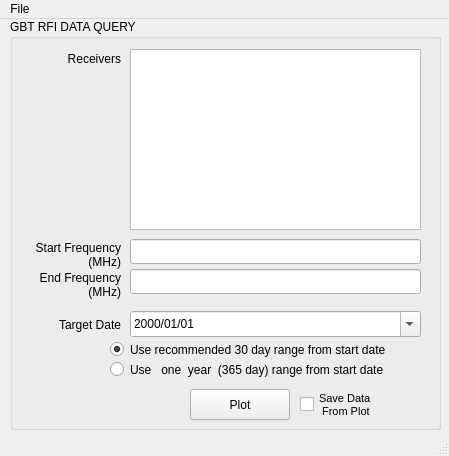
Old version of the form gbt_rfi_gui/RFI_GUI.ui in the repository mahmoud-hallak/gbt-rfi-gui.
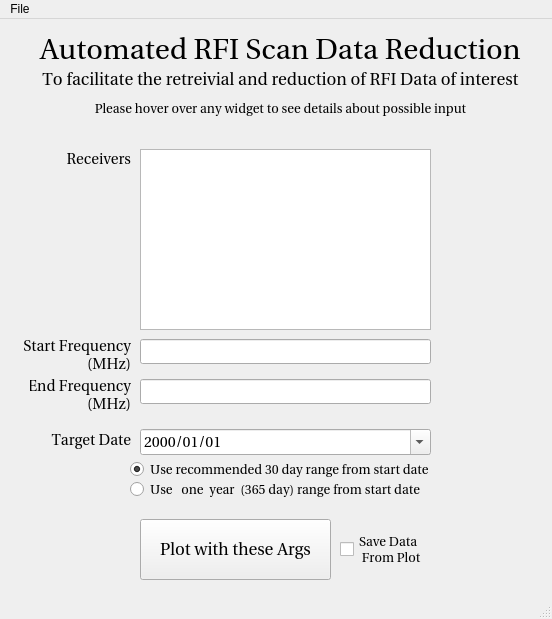
New version of the form.

Commit message: Adding the hover text and making cosmetic adjustments

```diff
--- a/gbt_rfi_gui/RFI_GUI.ui
+++ b/gbt_rfi_gui/RFI_GUI.ui
@@ -6,50 +6,68 @@
    <rect>
     <x>0</x>
     <y>0</y>
-    <width>449</width>
-    <height>456</height>
+    <width>552</width>
+    <height>619</height>
    </rect>
   </property>
   <property name="windowTitle">
    <string>GBT_RFI_DATA_QUERY</string>
   </property>
   <widget class="QWidget" name="centralwidget">
-   <widget class="QGroupBox" name="groupBox">
+   <widget class="QLineEdit" name="start_frequency">
     <property name="geometry">
      <rect>
-      <x>10</x>
-      <y>0</y>
-      <width>431</width>
-      <height>411</height>
-     </rect>
-    </property>
-    <property name="title">
-     <string>GBT RFI DATA QUERY</string>
-    </property>
-    <widget class="QListWidget" name="receivers">
-     <property name="geometry">
-      <rect>
-       <x>120</x>
-       <y>30</y>
+      <x>140</x>
+      <y>320</y>
        <width>291</width>
-       <height>181</height>
-      </rect>
-     </property>
-     <property name="selectionMode">
-      <enum>QAbstractItemView::MultiSelection</enum>
-     </property>
-    </widget>
-    <widget class="QLabel" name="label">
+      <height>25</height>
+     </rect>
+    </property>
+    <property name="toolTip">
+     <string>&lt;html&gt;&lt;head/&gt;&lt;body&gt;&lt;p&gt;Beginning frequency of interest (Minimum Frequency)&lt;/p&gt;&lt;/body&gt;&lt;/html&gt;</string>
+    </property>
+   </widget>
+   <widget class="QCheckBox" name="saveData">
      <property name="geometry">
       <rect>
-       <x>20</x>
-       <y>30</y>
+      <x>340</x>
+      <y>515</y>
        <width>91</width>
-       <height>20</height>
-      </rect>
-     </property>
+      <height>31</height>
+     </rect>
+    </property>
+    <property name="font">
+     <font>
+      <family>Utopia</family>
+      <pointsize>10</pointsize>
+     </font>
+    </property>
+    <property name="toolTip">
+     <string>&lt;html&gt;&lt;head/&gt;&lt;body&gt;&lt;p&gt;If this box is checked, the data from this query will be saved to a csv file. &lt;/p&gt;&lt;p&gt;User will be prompted to provide the location and name of the resultant file&lt;/p&gt;&lt;/body&gt;&lt;/html&gt;</string>
+    </property>
      <property name="text">
-      <string>Receivers</string>
+     <string>Save Data
+ From Plot</string>
+    </property>
+   </widget>
+   <widget class="QLabel" name="label_4">
+    <property name="geometry">
+     <rect>
+      <x>30</x>
+      <y>350</y>
+      <width>101</width>
+      <height>51</height>
+     </rect>
+    </property>
+    <property name="font">
+     <font>
+      <family>Utopia</family>
+      <pointsize>11</pointsize>
+     </font>
+    </property>
+    <property name="text">
+     <string>End Frequency
+ (MHz)</string>
      </property>
      <property name="alignment">
       <set>Qt::AlignRight|Qt::AlignTrailing|Qt::AlignVCenter</set>
@@ -58,12 +76,18 @@
     <widget class="QLabel" name="label_2">
      <property name="geometry">
       <rect>
-       <x>20</x>
-       <y>290</y>
+      <x>40</x>
+      <y>405</y>
        <width>91</width>
        <height>31</height>
       </rect>
      </property>
+    <property name="font">
+     <font>
+      <family>Utopia</family>
+      <pointsize>11</pointsize>
+     </font>
+    </property>
      <property name="text">
       <string>Target Date</string>
      </property>
@@ -74,12 +98,21 @@
     <widget class="QDateEdit" name="target_date">
      <property name="geometry">
       <rect>
-       <x>120</x>
-       <y>292</y>
+      <x>140</x>
+      <y>410</y>
        <width>291</width>
        <height>26</height>
       </rect>
      </property>
+    <property name="font">
+     <font>
+      <family>Utopia</family>
+      <pointsize>11</pointsize>
+     </font>
+    </property>
+    <property name="toolTip">
+     <string>&lt;html&gt;&lt;head/&gt;&lt;body&gt;&lt;p&gt;The date of interest. &lt;/p&gt;&lt;p&gt;If no data in specified time range, &lt;span style=&quot; font-weight:600; font-style:italic;&quot;&gt;most recent session with data&lt;/span&gt; will be retreived and reduced&lt;/p&gt;&lt;p&gt;Use the date range to specify how far &lt;span style=&quot; font-weight:600;&quot;&gt;back in time &lt;/span&gt;from target date you are interested in retreiving data&lt;/p&gt;&lt;p&gt;Target Date can be in past, present or future&lt;/p&gt;&lt;/body&gt;&lt;/html&gt;</string>
+    </property>
      <property name="displayFormat">
       <string>yyyy/MM/dd</string>
      </property>
@@ -87,38 +120,82 @@
       <bool>true</bool>
      </property>
     </widget>
-    <widget class="QLineEdit" name="start_frequency">
+   <widget class="QListWidget" name="receivers">
      <property name="geometry">
       <rect>
-       <x>120</x>
-       <y>220</y>
+      <x>140</x>
+      <y>130</y>
        <width>291</width>
-       <height>25</height>
-      </rect>
-     </property>
-    </widget>
-    <widget class="QLineEdit" name="end_frequency">
+      <height>181</height>
+     </rect>
+    </property>
+    <property name="toolTip">
+     <string>&lt;html&gt;&lt;head/&gt;&lt;body&gt;&lt;p&gt;Prime Focus 1 -&amp;gt; PF342: 290-395 MHz -&amp;gt; PF800: 680-920 MHz&lt;/p&gt;&lt;p&gt;Rcvr1_2 -&amp;gt; L-band: 1.15-1.73 GHz&lt;/p&gt;&lt;p&gt;Rcvr2_3 -&amp;gt; S-band: 1.73-2.60 GHz&lt;/p&gt;&lt;p&gt;Rcvr4_6 -&amp;gt; C-band: 3.8-7.8 GHz&lt;/p&gt;&lt;p&gt;Rcvr8_10 -&amp;gt; X-band: 7.8-11.6 GHz&lt;/p&gt;&lt;p&gt;Rcvr12_18 -&amp;gt; Ku-band: 12.0-15.4 GHz&lt;/p&gt;&lt;p&gt;RcvrArray18_26 -&amp;gt; K-band Focal Plane Array: 18.0-27.5 GHz&lt;/p&gt;&lt;p&gt;Rcvr26_40 -&amp;gt; Ka-band: 26.0-39.5 GHz&lt;/p&gt;&lt;p&gt;Rcvr40_52 -&amp;gt; Q-band: 39.2-50.5 GHz&lt;/p&gt;&lt;/body&gt;&lt;/html&gt;</string>
+    </property>
+    <property name="selectionMode">
+     <enum>QAbstractItemView::MultiSelection</enum>
+    </property>
+   </widget>
+   <widget class="QRadioButton" name="radioButtonY">
      <property name="geometry">
       <rect>
-       <x>120</x>
-       <y>250</y>
-       <width>291</width>
-       <height>25</height>
-      </rect>
+      <x>130</x>
+      <y>460</y>
+      <width>311</width>
+      <height>21</height>
+     </rect>
+    </property>
+    <property name="font">
+     <font>
+      <family>Utopia</family>
+      <pointsize>10</pointsize>
+     </font>
+    </property>
+    <property name="toolTip">
+     <string>&lt;html&gt;&lt;head/&gt;&lt;body&gt;&lt;p&gt;Use the date range to specify how far &lt;span style=&quot; font-weight:600;&quot;&gt;back in time &lt;/span&gt;from target date you are interested in retreiving data&lt;/p&gt;&lt;p&gt;&lt;br/&gt;&lt;/p&gt;&lt;p&gt;If this button is selected data &lt;span style=&quot; font-weight:600; font-style:italic;&quot;&gt;365 days / 1 year prior &lt;/span&gt;to target date will be retreived&lt;/p&gt;&lt;/body&gt;&lt;/html&gt;</string>
+    </property>
+    <property name="text">
+     <string>Use   one  year  (365 day) range from start date</string>
+    </property>
+   </widget>
+   <widget class="QRadioButton" name="radioButtonM">
+    <property name="geometry">
+     <rect>
+      <x>130</x>
+      <y>440</y>
+      <width>311</width>
+      <height>21</height>
+     </rect>
+    </property>
+    <property name="font">
+     <font>
+      <family>Utopia</family>
+      <pointsize>10</pointsize>
+     </font>
+    </property>
+    <property name="toolTip">
+     <string>&lt;html&gt;&lt;head/&gt;&lt;body&gt;&lt;p&gt;Use the date range to specify how far &lt;span style=&quot; font-weight:600;&quot;&gt;back in time &lt;/span&gt;from target date you are interested in retreiving data&lt;/p&gt;&lt;p&gt;&lt;br/&gt;&lt;/p&gt;&lt;p&gt;If this button is selected data &lt;span style=&quot; font-weight:600; font-style:italic;&quot;&gt;30 days prior &lt;/span&gt;to target date will be retreived&lt;/p&gt;&lt;/body&gt;&lt;/html&gt;</string>
+    </property>
+    <property name="text">
+     <string>Use recommended 30 day range from start date</string>
+    </property>
+    <property name="checked">
+     <bool>true</bool>
      </property>
     </widget>
     <widget class="QLabel" name="label_3">
      <property name="geometry">
       <rect>
-       <x>0</x>
-       <y>210</y>
+      <x>20</x>
+      <y>310</y>
        <width>111</width>
        <height>51</height>
       </rect>
      </property>
      <property name="font">
       <font>
-       <pointsize>9</pointsize>
+      <family>Utopia</family>
+      <pointsize>11</pointsize>
       </font>
      </property>
      <property name="text">
@@ -129,23 +206,36 @@
       <set>Qt::AlignRight|Qt::AlignTrailing|Qt::AlignVCenter</set>
      </property>
     </widget>
-    <widget class="QLabel" name="label_4">
+   <widget class="QLineEdit" name="end_frequency">
      <property name="geometry">
       <rect>
-       <x>10</x>
-       <y>240</y>
-       <width>101</width>
-       <height>51</height>
+      <x>140</x>
+      <y>360</y>
+      <width>291</width>
+      <height>25</height>
+     </rect>
+    </property>
+    <property name="toolTip">
+     <string>&lt;html&gt;&lt;head/&gt;&lt;body&gt;&lt;p&gt;Final frequency of interest (Maximum Frequency)&lt;/p&gt;&lt;/body&gt;&lt;/html&gt;</string>
+    </property>
+   </widget>
+   <widget class="QLabel" name="label">
+    <property name="geometry">
+     <rect>
+      <x>40</x>
+      <y>130</y>
+      <width>91</width>
+      <height>20</height>
       </rect>
      </property>
      <property name="font">
       <font>
-       <pointsize>9</pointsize>
+      <family>Utopia</family>
+      <pointsize>11</pointsize>
       </font>
      </property>
      <property name="text">
-      <string>End Frequency
- (MHz)</string>
+     <string>Receivers</string>
      </property>
      <property name="alignment">
       <set>Qt::AlignRight|Qt::AlignTrailing|Qt::AlignVCenter</set>
@@ -154,64 +244,92 @@
     <widget class="QPushButton" name="plot_button">
      <property name="geometry">
       <rect>
-       <x>180</x>
-       <y>370</y>
-       <width>100</width>
-       <height>31</height>
-      </rect>
-     </property>
+      <x>140</x>
+      <y>500</y>
+      <width>191</width>
+      <height>61</height>
+     </rect>
+    </property>
+    <property name="font">
+     <font>
+      <family>Utopia</family>
+      <pointsize>13</pointsize>
+     </font>
+    </property>
+    <property name="toolTip">
+     <string>&lt;html&gt;&lt;head/&gt;&lt;body&gt;&lt;p&gt;Use all the selections above to query the database and plot your data&lt;/p&gt;&lt;p&gt;&lt;br/&gt;If there is one session in the given time range a line plot will be created&lt;/p&gt;&lt;p&gt;If there is more than one session in the given time range a line plot &lt;span style=&quot; font-weight:600;&quot;&gt;and &lt;/span&gt;a color plot will be created&lt;/p&gt;&lt;p&gt;Save and zoom buttons for the plots are located on the output windows&lt;/p&gt;&lt;/body&gt;&lt;/html&gt;</string>
+    </property>
      <property name="text">
-      <string>Plot</string>
-     </property>
-    </widget>
-    <widget class="QCheckBox" name="saveData">
+     <string>Plot with these Args</string>
+    </property>
+   </widget>
+   <widget class="QLabel" name="label_5">
      <property name="geometry">
       <rect>
-       <x>290</x>
-       <y>370</y>
-       <width>91</width>
-       <height>31</height>
+      <x>30</x>
+      <y>0</y>
+      <width>501</width>
+      <height>61</height>
       </rect>
      </property>
      <property name="font">
       <font>
-       <pointsize>8</pointsize>
+      <family>Utopia</family>
+      <pointsize>22</pointsize>
       </font>
      </property>
      <property name="text">
-      <string>Save Data
- From Plot</string>
-     </property>
-    </widget>
-    <widget class="QRadioButton" name="radioButtonM">
+     <string>Automated RFI Scan Data Reduction</string>
+    </property>
+    <property name="alignment">
+     <set>Qt::AlignCenter</set>
+    </property>
+   </widget>
+   <widget class="QLabel" name="label_30">
      <property name="geometry">
       <rect>
-       <x>100</x>
-       <y>320</y>
-       <width>311</width>
-       <height>21</height>
-      </rect>
-     </property>
+      <x>30</x>
+      <y>70</y>
+      <width>501</width>
+      <height>40</height>
+     </rect>
+    </property>
+    <property name="font">
+     <font>
+      <family>Utopia</family>
+      <pointsize>10</pointsize>
+      <italic>false</italic>
+     </font>
+    </property>
      <property name="text">
-      <string>Use recommended 30 day range from start date</string>
-     </property>
-     <property name="checked">
-      <bool>true</bool>
-     </property>
-    </widget>
-    <widget class="QRadioButton" name="radioButtonY">
+     <string>Please hover over any widget to see details about possible input</string>
+    </property>
+    <property name="alignment">
+     <set>Qt::AlignCenter</set>
+    </property>
+   </widget>
+   <widget class="QLabel" name="label_29">
      <property name="geometry">
       <rect>
-       <x>100</x>
-       <y>340</y>
-       <width>311</width>
-       <height>21</height>
-      </rect>
-     </property>
+      <x>30</x>
+      <y>40</y>
+      <width>501</width>
+      <height>40</height>
+     </rect>
+    </property>
+    <property name="font">
+     <font>
+      <family>Utopia</family>
+      <pointsize>13</pointsize>
+      <italic>false</italic>
+     </font>
+    </property>
      <property name="text">
-      <string>Use   one  year  (365 day) range from start date</string>
-     </property>
-    </widget>
+     <string>To facilitate the retreivial and reduction of RFI Data of interest</string>
+    </property>
+    <property name="alignment">
+     <set>Qt::AlignCenter</set>
+    </property>
    </widget>
   </widget>
   <widget class="QMenuBar" name="menubar">
@@ -219,7 +337,7 @@
     <rect>
      <x>0</x>
      <y>0</y>
-     <width>449</width>
+     <width>552</width>
      <height>20</height>
     </rect>
    </property>
```
Lines whose indentation alone changed are shown as unchanged. The commit also changes 1 other file.
